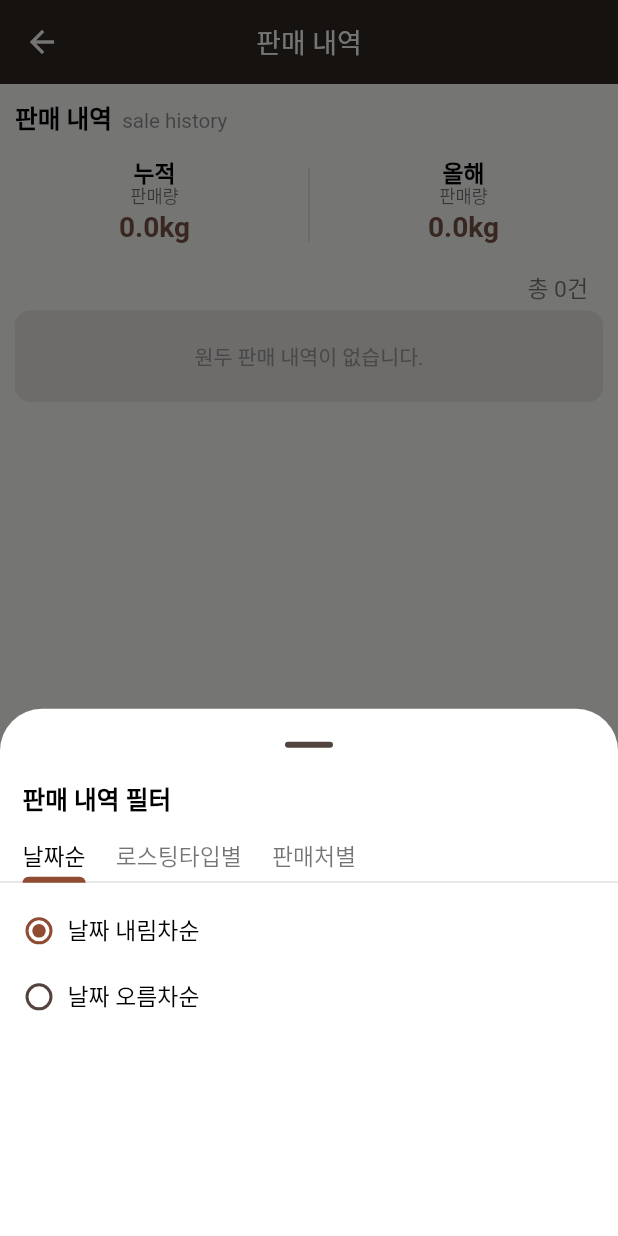
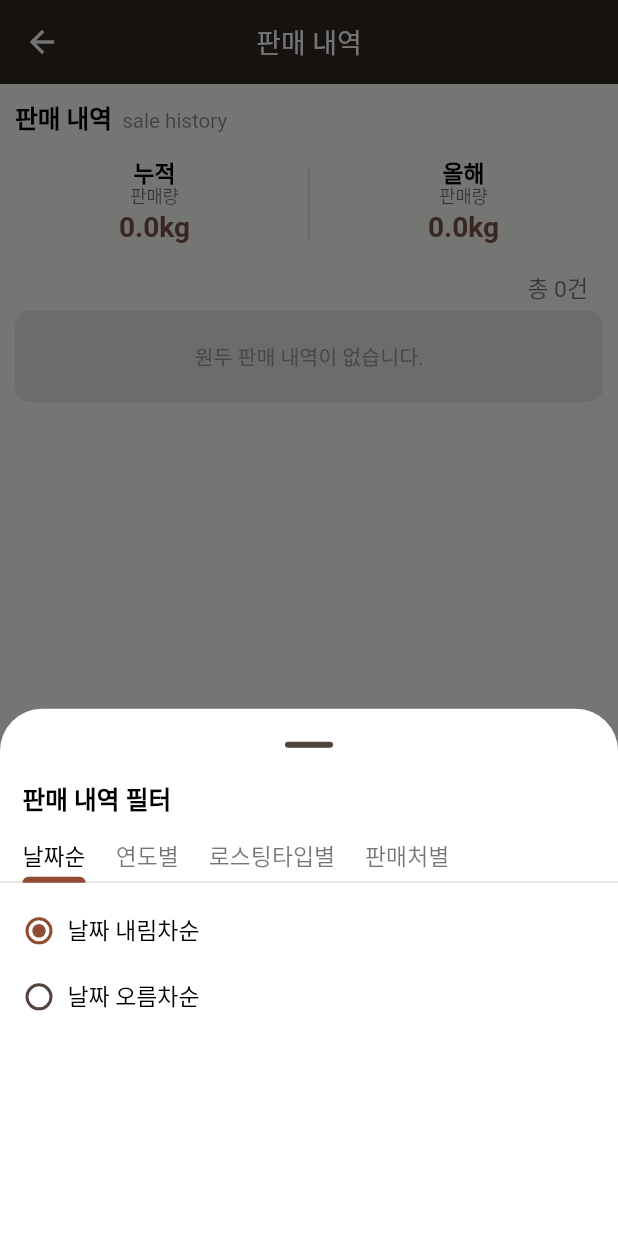
Before and after one commit to NamGideokk/bean_diary, a Flutter app: the SaleHistoryMain screen opened directly, after a tap on an icon or button, on a phone screen of 412 x 824 dp. Run offline on Flutter 3.47's test engine with Material 3 defaults, Android fonts, the phone set to English and light mode, and no system bars; our stand-ins replace get, package_info_plus, sqflite, upgrader; accounts and stored records are empty.

Commit message:
판매 내역 필터 > 연도별 필터 추가

```diff
--- a/lib/controllers/sale_history_controller.dart
+++ b/lib/controllers/sale_history_controller.dart
@@ -9,6 +9,7 @@ class SaleHistoryController extends GetxController {
   final RxList _totalList = [].obs;
   final RxList _singleList = [].obs;
   final RxList _blendList = [].obs;
+  final RxList _yearsList = [].obs;
   final RxList _sellerList = [].obs;
 
   final RxInt _totalSales = 0.obs;
@@ -16,6 +17,7 @@ class SaleHistoryController extends GetxController {
   final RxDouble _salesContainerHeight = 0.0.obs;
 
   final RxString _sortByDate = "desc".obs;
+  final RxString _sortByYear = "".obs;
   final RxString _sortByRoastingType = "".obs;
   final RxString _sortBySeller = "".obs;
   final RxInt _sortCount = 0.obs;
@@ -24,6 +26,7 @@ class SaleHistoryController extends GetxController {
   get totalList => _totalList;
   get singleList => _singleList;
   get blendList => _blendList;
+  get yearsList => _yearsList;
   get sellerList => _sellerList;
 
   get totalSales => _totalSales.value;
@@ -31,6 +34,7 @@ class SaleHistoryController extends GetxController {
   get salesContainerHeight => _salesContainerHeight.value;
 
   get sortByDate => _sortByDate.value;
+  get sortByYear => _sortByYear.value;
   get sortByRoastingType => _sortByRoastingType.value;
   get sortBySeller => _sortBySeller.value;
   get sortCount => _sortCount.value;
@@ -65,6 +69,7 @@ class SaleHistoryController extends GetxController {
   }
 
   Future<void> openFilterBottomSheet(BuildContext context) async {
+    await getYearsList();
     await getSellerList();
     if (context.mounted) {
       return await showModalBottomSheet(
@@ -102,15 +107,33 @@ class SaleHistoryController extends GetxController {
     }
   }
 
+  /// 25-02-23
+  ///
+  /// 판매 내역 필터 > 연도별 목록 불러오기
+  Future getYearsList() async {
+    List list = [];
+    if (totalList.isNotEmpty) {
+      Set removeDuplicateYearsList = {};
+      for (final year in totalList) {
+        List splitDate = year["date"].split("-");
+        removeDuplicateYearsList.add(splitDate[0]);
+      }
+      list.addAll(removeDuplicateYearsList);
+      list.sort((a, b) => a.compareTo(b));
+      _yearsList(list);
+    } else {
+      _yearsList.clear();
+    }
+  }
+
   /// 25-02-22
   ///
   /// 판매 내역 필터 > 판매처 목록 불러오기
   Future getSellerList() async {
-    final result = await RoastingBeanSalesSqfLite().getRoastingBeanSales();
     List list = [];
-    if (result.isNotEmpty) {
+    if (totalList.isNotEmpty) {
       Set removeDuplicateSellerList = {};
-      for (final seller in result) {
+      for (final seller in totalList) {
         removeDuplicateSellerList.add(seller["company"]);
       }
       list.addAll(removeDuplicateSellerList);
@@ -133,7 +156,7 @@ class SaleHistoryController extends GetxController {
   /// 25-02-22
   ///
   /// 정렬하기
-  void sort(String date, String roastingType, String seller) {
+  void sort(String date, String year, String roastingType, String seller) {
     List list = [];
     int sortCnt = 0;
 
@@ -142,6 +165,15 @@ class SaleHistoryController extends GetxController {
       list = List.from(totalList);
     } else {
       list = List.from(totalList).reversed.toList();
+    }
+
+    _sortByYear(year);
+    if (year != "") {
+      list.removeWhere((element) {
+        List splitDate = element["date"].split("-");
+        return splitDate[0] != year;
+      });
+      sortCnt++;
     }
 
     _sortByRoastingType(roastingType);
--- a/lib/screens/sale_history_filter_bottom_sheet.dart
+++ b/lib/screens/sale_history_filter_bottom_sheet.dart
@@ -17,7 +17,7 @@ class _SaleHistoryFilterBottomSheetState extends State<SaleHistoryFilterBottomSh
   @override
   void initState() {
     super.initState();
-    _tabCtrl = TabController(length: 3, vsync: this);
+    _tabCtrl = TabController(length: 4, vsync: this);
   }
 
   @override
@@ -44,6 +44,41 @@ class _SaleHistoryFilterBottomSheetState extends State<SaleHistoryFilterBottomSh
                 scrollDirection: Axis.horizontal,
                 child: Row(
                   children: [
+                    // 연도별 Chip
+                    Visibility(
+                      visible: _saleHistoryCtrl.sortByYear != "",
+                      child: IntrinsicWidth(
+                        child: ActionChip(
+                          padding: const EdgeInsets.symmetric(horizontal: 2, vertical: 0),
+                          visualDensity: VisualDensity.compact,
+                          materialTapTargetSize: MaterialTapTargetSize.shrinkWrap,
+                          backgroundColor: Colors.brown[50],
+                          shape: StadiumBorder(side: BorderSide(color: Colors.brown[50]!)),
+                          onPressed: () => _saleHistoryCtrl.sort(
+                            _saleHistoryCtrl.sortByDate,
+                            "",
+                            _saleHistoryCtrl.sortByRoastingType,
+                            _saleHistoryCtrl.sortBySeller,
+                          ),
+                          label: Row(
+                            children: [
+                              Text(
+                                "${_saleHistoryCtrl.sortByYear} ",
+                                style: Theme.of(context).textTheme.bodySmall!.copyWith(height: 1),
+                              ),
+                              Icon(
+                                Icons.clear_outlined,
+                                size: height / 60,
+                                color: Colors.brown,
+                                applyTextScaling: true,
+                              ),
+                            ],
+                          ),
+                        ),
+                      ),
+                    ),
+                    const SizedBox(width: 5),
+                    // 로스팅타입별 Chip
                     Visibility(
                       visible: _saleHistoryCtrl.sortByRoastingType != "",
                       child: IntrinsicWidth(
@@ -55,6 +90,7 @@ class _SaleHistoryFilterBottomSheetState extends State<SaleHistoryFilterBottomSh
                           shape: StadiumBorder(side: BorderSide(color: Colors.brown[50]!)),
                           onPressed: () => _saleHistoryCtrl.sort(
                             _saleHistoryCtrl.sortByDate,
+                            _saleHistoryCtrl.sortByYear,
                             "",
                             _saleHistoryCtrl.sortBySeller,
                           ),
@@ -76,6 +112,7 @@ class _SaleHistoryFilterBottomSheetState extends State<SaleHistoryFilterBottomSh
                       ),
                     ),
                     const SizedBox(width: 5),
+                    // 판매처별 Chip
                     Visibility(
                       visible: _saleHistoryCtrl.sortBySeller != "",
                       child: IntrinsicWidth(
@@ -87,6 +124,7 @@ class _SaleHistoryFilterBottomSheetState extends State<SaleHistoryFilterBottomSh
                           shape: StadiumBorder(side: BorderSide(color: Colors.brown[50]!)),
                           onPressed: () => _saleHistoryCtrl.sort(
                             _saleHistoryCtrl.sortByDate,
+                            _saleHistoryCtrl.sortByYear,
                             _saleHistoryCtrl.sortByRoastingType,
                             "",
                           ),
@@ -123,6 +161,7 @@ class _SaleHistoryFilterBottomSheetState extends State<SaleHistoryFilterBottomSh
                 labelPadding: const EdgeInsets.symmetric(horizontal: 10, vertical: 3),
                 tabs: const [
                   Text("날짜순"),
+                  Text("연도별"),
                   Text("로스팅타입별"),
                   Text("판매처별"),
                 ],
@@ -148,6 +187,7 @@ class _SaleHistoryFilterBottomSheetState extends State<SaleHistoryFilterBottomSh
                               groupValue: "desc",
                               onChanged: (value) => _saleHistoryCtrl.sort(
                                 "desc",
+                                _saleHistoryCtrl.sortByYear,
                                 _saleHistoryCtrl.sortByRoastingType,
                                 _saleHistoryCtrl.sortBySeller,
                               ),
@@ -165,6 +205,7 @@ class _SaleHistoryFilterBottomSheetState extends State<SaleHistoryFilterBottomSh
                               groupValue: "asc",
                               onChanged: (value) => _saleHistoryCtrl.sort(
                                 "asc",
+                                _saleHistoryCtrl.sortByYear,
                                 _saleHistoryCtrl.sortByRoastingType,
                                 _saleHistoryCtrl.sortBySeller,
                               ),
@@ -174,6 +215,33 @@ class _SaleHistoryFilterBottomSheetState extends State<SaleHistoryFilterBottomSh
                               ),
                             ),
                           ],
+                        ),
+                      ),
+                    ),
+                    // 연도별 view
+                    ListView.builder(
+                      shrinkWrap: true,
+                      padding: const EdgeInsets.symmetric(horizontal: 0, vertical: 10),
+                      itemCount: _saleHistoryCtrl.yearsList.length,
+                      itemBuilder: (context, index) => ListTileTheme(
+                        horizontalTitleGap: 5,
+                        child: RadioListTile.adaptive(
+                          dense: true,
+                          contentPadding: const EdgeInsets.symmetric(horizontal: 10, vertical: 0),
+                          visualDensity: VisualDensity.comfortable,
+                          materialTapTargetSize: MaterialTapTargetSize.shrinkWrap,
+                          value: _saleHistoryCtrl.sortByYear,
+                          groupValue: _saleHistoryCtrl.yearsList[index],
+                          onChanged: (value) => _saleHistoryCtrl.sort(
+                            _saleHistoryCtrl.sortByDate,
+                            _saleHistoryCtrl.yearsList[index],
+                            _saleHistoryCtrl.sortByRoastingType,
+                            _saleHistoryCtrl.sortBySeller,
+                          ),
+                          title: Text(
+                            _saleHistoryCtrl.yearsList[index],
+                            style: Theme.of(context).textTheme.bodyMedium,
+                          ),
                         ),
                       ),
                     ),
@@ -193,6 +261,7 @@ class _SaleHistoryFilterBottomSheetState extends State<SaleHistoryFilterBottomSh
                               groupValue: "싱글오리진",
                               onChanged: (value) => _saleHistoryCtrl.sort(
                                 _saleHistoryCtrl.sortByDate,
+                                _saleHistoryCtrl.sortByYear,
                                 "싱글오리진",
                                 _saleHistoryCtrl.sortBySeller,
                               ),
@@ -210,6 +279,7 @@ class _SaleHistoryFilterBottomSheetState extends State<SaleHistoryFilterBottomSh
                               groupValue: "블렌드",
                               onChanged: (value) => _saleHistoryCtrl.sort(
                                 _saleHistoryCtrl.sortByDate,
+                                _saleHistoryCtrl.sortByYear,
                                 "블렌드",
                                 _saleHistoryCtrl.sortBySeller,
                               ),
@@ -238,6 +308,7 @@ class _SaleHistoryFilterBottomSheetState extends State<SaleHistoryFilterBottomSh
                           groupValue: _saleHistoryCtrl.sellerList[index],
                           onChanged: (value) => _saleHistoryCtrl.sort(
                             _saleHistoryCtrl.sortByDate,
+                            _saleHistoryCtrl.sortByYear,
                             _saleHistoryCtrl.sortByRoastingType,
                             _saleHistoryCtrl.sellerList[index],
                           ),
--- a/lib/screens/sale_history_main.dart
+++ b/lib/screens/sale_history_main.dart
@@ -211,11 +211,27 @@ class _SaleHistoryMainState extends State<SaleHistoryMain> {
                           mainAxisAlignment: MainAxisAlignment.end,
                           children: [
                             Visibility(
+                              visible: _saleHistoryCtrl.sortByYear != "",
+                              child: Container(
+                                padding: const EdgeInsets.symmetric(horizontal: 10, vertical: 5),
+                                decoration: BoxDecoration(
+                                  color: Colors.brown[100],
+                                  borderRadius: const BorderRadius.vertical(
+                                    top: Radius.circular(10),
+                                  ),
+                                ),
+                                child: Text(
+                                  _saleHistoryCtrl.sortByYear,
+                                  style: Theme.of(context).textTheme.bodyMedium,
+                                ),
+                              ),
+                            ),
+                            Visibility(
                               visible: _saleHistoryCtrl.sortByRoastingType != "",
                               child: Container(
                                 padding: const EdgeInsets.symmetric(horizontal: 10, vertical: 5),
                                 decoration: BoxDecoration(
-                                  color: Colors.brown[100],
+                                  color: Colors.brown[200],
                                   borderRadius: const BorderRadius.vertical(
                                     top: Radius.circular(10),
                                   ),
@@ -231,7 +247,7 @@ class _SaleHistoryMainState extends State<SaleHistoryMain> {
                               child: Container(
                                 padding: const EdgeInsets.symmetric(horizontal: 10, vertical: 5),
                                 decoration: BoxDecoration(
-                                  color: Colors.brown[200],
+                                  color: Colors.brown[300],
                                   borderRadius: const BorderRadius.vertical(
                                     top: Radius.circular(10),
                                   ),
```
